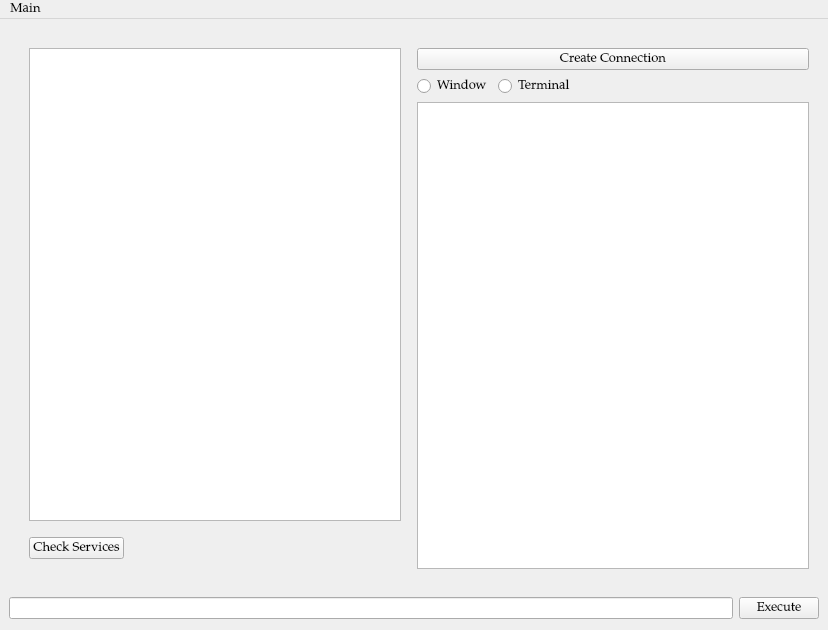
Old version of the form gui/views/ui/SuperUser.ui in the repository Saldenisov/pyconlyse.
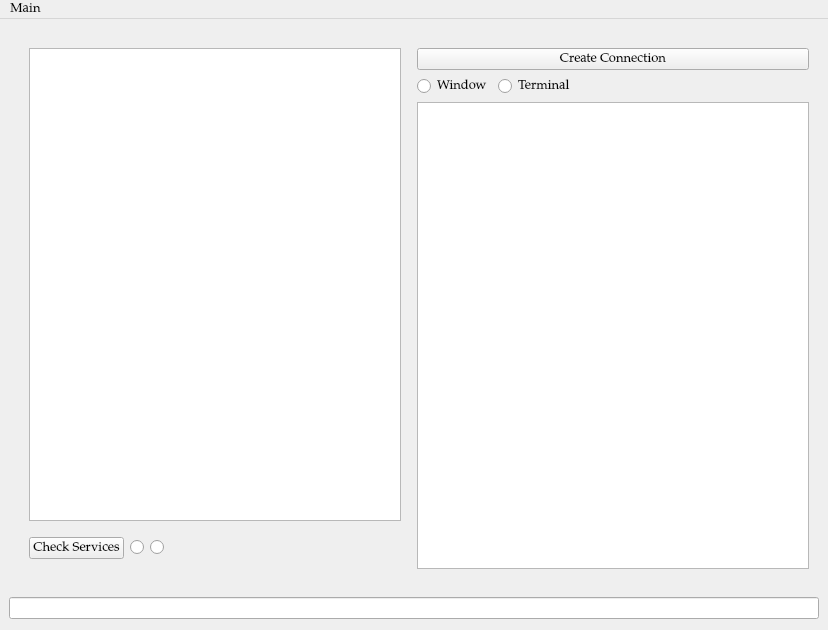
New version of the form. Icons and pictures are not drawn.

What changed in the file:
```diff
--- a/gui/views/ui/SuperUser.ui
+++ b/gui/views/ui/SuperUser.ui
@@ -73,6 +73,20 @@
             </property>
            </widget>
           </item>
+          <item>
+           <widget class="QRadioButton" name="radioButton_hB">
+            <property name="text">
+             <string/>
+            </property>
+           </widget>
+          </item>
+          <item>
+           <widget class="QRadioButton" name="radioButton_hB2">
+            <property name="text">
+             <string/>
+            </property>
+           </widget>
+          </item>
           <item>
            <spacer name="horizontalSpacer_2">
             <property name="orientation">
@@ -158,14 +172,7 @@
        <number>2</number>
       </property>
       <item>
-       <widget class="QLineEdit" name="lE_command"/>
-      </item>
-      <item>
-       <widget class="QPushButton" name="pB_execute">
-        <property name="text">
-         <string>Execute</string>
-        </property>
-       </widget>
+       <widget class="QLineEdit" name="lineEdit_msg"/>
       </item>
      </layout>
     </item>
```
